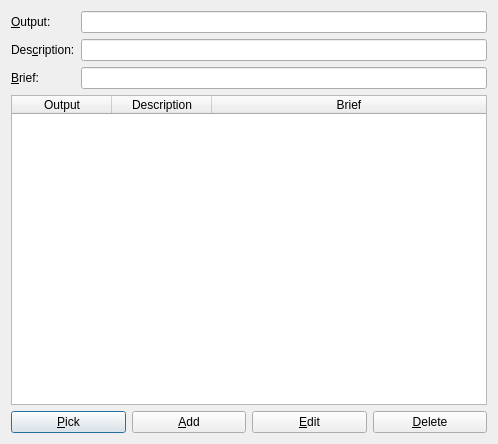
Above: plover_search_translation/search_translation_dialog.ui from user202729/plover-search-translation before the change. Below: the same form after it.
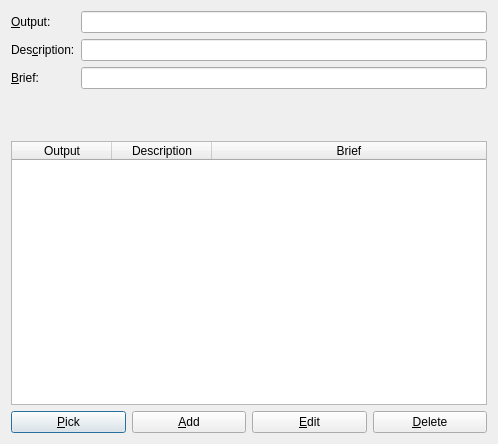
That is the form after the change.

Commit message: Show possible brief conflict

Patch:
```diff
--- a/plover_search_translation/search_translation_dialog.ui
+++ b/plover_search_translation/search_translation_dialog.ui
@@ -14,7 +14,7 @@
    <string>Search Translation</string>
   </property>
   <layout class="QGridLayout" name="gridLayout_2">
-   <item row="2" column="0">
+   <item row="3" column="0">
     <layout class="QHBoxLayout" name="_3">
      <item>
       <widget class="QPushButton" name="pickButton">
@@ -55,7 +55,7 @@
      </item>
     </layout>
    </item>
-   <item row="1" column="0">
+   <item row="2" column="0">
     <widget class="QTableWidget" name="matches">
      <property name="editTriggers">
       <set>QAbstractItemView::NoEditTriggers</set>
@@ -132,6 +132,19 @@
      </item>
     </layout>
    </item>
+   <item row="1" column="0">
+    <widget class="QLabel" name="briefConflictLabel">
+     <property name="minimumSize">
+      <size>
+       <width>0</width>
+       <height>40</height>
+      </size>
+     </property>
+     <property name="textFormat">
+      <enum>Qt::RichText</enum>
+     </property>
+    </widget>
+   </item>
   </layout>
  </widget>
  <tabstops>
```
The commit also changes 3 other files.
